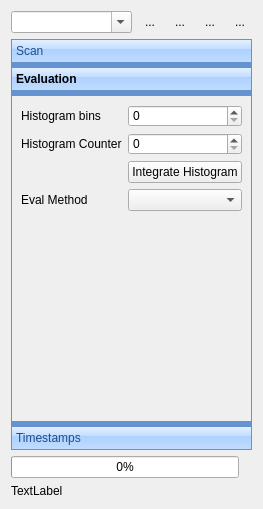
Qt form ui/ScanControlUi.ui (MonroeQuantumNetworks/IonControl) before a commit.
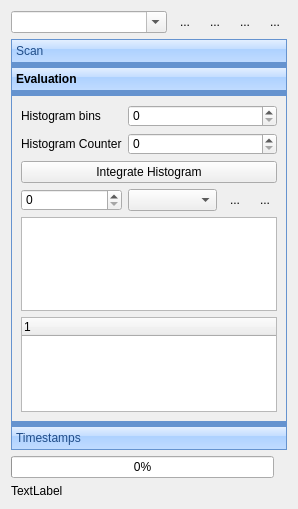
The same form after that commit. Icons and pictures are not drawn. Custom widgets are drawn as their Qt base class.

Commit message: EvaluationList work in progress --- non-functional

Diff of the .ui file:
```diff
--- a/ui/ScanControlUi.ui
+++ b/ui/ScanControlUi.ui
@@ -6,7 +6,7 @@
    <rect>
     <x>0</x>
     <y>0</y>
-    <width>249</width>
+    <width>273</width>
     <height>509</height>
    </rect>
   </property>
@@ -146,7 +146,7 @@
        <rect>
         <x>0</x>
         <y>0</y>
-        <width>229</width>
+        <width>253</width>
         <height>330</height>
        </rect>
       </property>
@@ -365,7 +365,7 @@
        <rect>
         <x>0</x>
         <y>0</y>
-        <width>229</width>
+        <width>253</width>
         <height>330</height>
        </rect>
       </property>
@@ -380,7 +380,7 @@
          </property>
         </widget>
        </item>
-       <item row="0" column="1">
+       <item row="0" column="1" colspan="3">
         <widget class="QSpinBox" name="histogramBinsBox">
          <property name="sizePolicy">
           <sizepolicy hsizetype="Minimum" vsizetype="Fixed">
@@ -400,14 +400,14 @@
          </property>
         </widget>
        </item>
-       <item row="1" column="1">
+       <item row="1" column="1" colspan="3">
         <widget class="QSpinBox" name="counterSpinBox">
          <property name="maximum">
           <number>15</number>
          </property>
         </widget>
        </item>
-       <item row="2" column="1">
+       <item row="3" column="0" colspan="4">
         <widget class="QPushButton" name="integrateHistogramButton">
          <property name="text">
           <string>Integrate Histogram</string>
@@ -417,29 +417,56 @@
          </property>
         </widget>
        </item>
-       <item row="3" column="0">
-        <widget class="QLabel" name="label_6">
+       <item row="6" column="0" colspan="4">
+        <widget class="QTreeWidget" name="evalParamTreeWidget">
+         <column>
+          <property name="text">
+           <string notr="true">1</string>
+          </property>
+         </column>
+        </widget>
+       </item>
+       <item row="4" column="1">
+        <widget class="QComboBox" name="evalAlgorithmCombo"/>
+       </item>
+       <item row="4" column="0">
+        <widget class="QSpinBox" name="counterSelectSpinBox">
+         <property name="maximum">
+          <number>15</number>
+         </property>
+        </widget>
+       </item>
+       <item row="4" column="2">
+        <widget class="QToolButton" name="toolButton">
          <property name="text">
-          <string>Eval Method</string>
+          <string>...</string>
          </property>
+         <property name="icon">
+          <iconset resource="Experiment.qrc">
+           <normaloff>:/openicon/icons/edit-add.png</normaloff>:/openicon/icons/edit-add.png</iconset>
+         </property>
+         <property name="autoRaise">
+          <bool>true</bool>
+         </property>
         </widget>
        </item>
-       <item row="3" column="1">
-        <widget class="QComboBox" name="evalMethodCombo"/>
-       </item>
-       <item row="4" column="0" colspan="2">
-        <widget class="QStackedWidget" name="evalStackedWidget">
-         <property name="sizePolicy">
-          <sizepolicy hsizetype="Preferred" vsizetype="MinimumExpanding">
-           <horstretch>0</horstretch>
-           <verstretch>0</verstretch>
-          </sizepolicy>
+       <item row="4" column="3">
+        <widget class="QToolButton" name="toolButton_2">
+         <property name="text">
+          <string>...</string>
          </property>
-         <property name="currentIndex">
-          <number>-1</number>
+         <property name="icon">
+          <iconset resource="Experiment.qrc">
+           <normaloff>:/openicon/icons/edit-delete-6.png</normaloff>:/openicon/icons/edit-delete-6.png</iconset>
          </property>
+         <property name="autoRaise">
+          <bool>true</bool>
+         </property>
         </widget>
        </item>
+       <item row="5" column="0" colspan="4">
+        <widget class="QTableView" name="evalTableView"/>
+       </item>
       </layout>
      </widget>
      <widget class="QWidget" name="page_3">
@@ -447,7 +474,7 @@
        <rect>
         <x>0</x>
         <y>0</y>
-        <width>229</width>
+        <width>253</width>
         <height>330</height>
        </rect>
       </property>
```
Left out of the diff: 1 changed line with no effect on the pictures. The commit also changes 2 other files.
